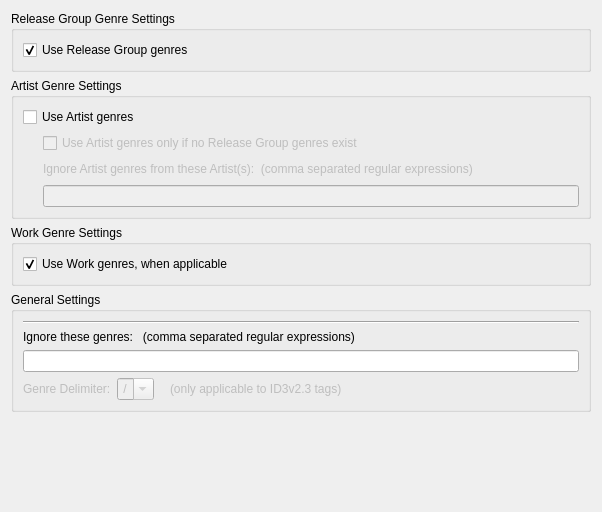
Before: the Qt Designer form plugins/wikidata/options_wikidata.ui in metabrainz/picard-plugins, drawn with Qt 5.
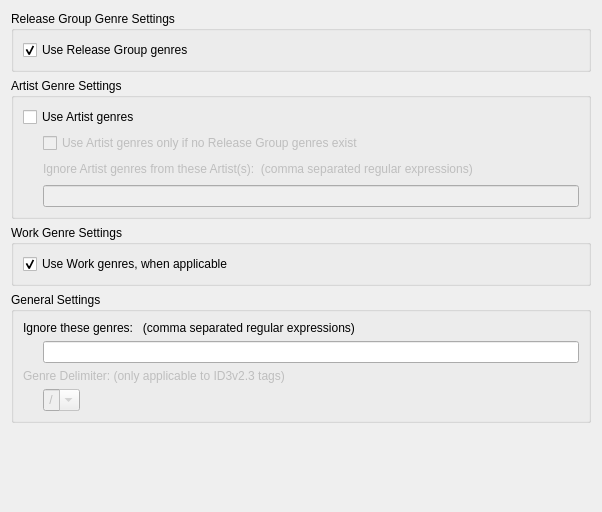
After: the same form once the commit is applied.

Commit message:
change "type" parm to "item_type", check opposite case on id3v23 state during options init, some better QT var names, minor house cleaning
change "type" parm to "item_type",
check opposite case on id3v23 state during options init,
some better QT var names,
minor house cleaning for PEP compliance

Patch:
```diff
--- a/plugins/wikidata/options_wikidata.ui
+++ b/plugins/wikidata/options_wikidata.ui
@@ -235,16 +235,7 @@
      <property name="title">
       <string>General Settings</string>
      </property>
-     <layout class="QVBoxLayout" name="verticalLayout_9">
-      <item>
        <layout class="QVBoxLayout" name="verticalLayout">
-        <item>
-         <widget class="Line" name="line_4">
-          <property name="orientation">
-           <enum>Qt::Horizontal</enum>
-          </property>
-         </widget>
-        </item>
         <item>
          <widget class="QLabel" name="ignore_genres_label">
           <property name="text">
@@ -253,6 +244,24 @@
          </widget>
         </item>
         <item>
+       <layout class="QHBoxLayout" name="hLayout_ignore_these_genres">
+        <item>
+         <spacer name="horizontalSpacer_6">
+          <property name="orientation">
+           <enum>Qt::Horizontal</enum>
+          </property>
+          <property name="sizeType">
+           <enum>QSizePolicy::Fixed</enum>
+          </property>
+          <property name="sizeHint" stdset="0">
+           <size>
+            <width>20</width>
+            <height>20</height>
+           </size>
+          </property>
+         </spacer>
+        </item>
+        <item>
          <widget class="QLineEdit" name="ignore_these_genres">
           <property name="sizePolicy">
            <sizepolicy hsizetype="Expanding" vsizetype="Fixed">
@@ -262,21 +271,21 @@
           </property>
          </widget>
         </item>
-        <item>
-         <layout class="QHBoxLayout" name="horizontalLayout_5">
+       </layout>
+      </item>
           <item>
            <widget class="QLabel" name="genre_delimiter_label">
             <property name="enabled">
              <bool>false</bool>
             </property>
             <property name="sizePolicy">
-             <sizepolicy hsizetype="Minimum" vsizetype="Fixed">
+         <sizepolicy hsizetype="Preferred" vsizetype="Preferred">
               <horstretch>0</horstretch>
               <verstretch>0</verstretch>
              </sizepolicy>
             </property>
             <property name="text">
-             <string>Genre Delimiter:</string>
+         <string>Genre Delimiter: (only applicable to ID3v2.3 tags)</string>
             </property>
             <property name="wordWrap">
              <bool>false</bool>
@@ -284,6 +293,24 @@
            </widget>
           </item>
           <item>
+       <layout class="QHBoxLayout" name="hLayout_genre_delimiter">
+        <item>
+         <spacer name="horizontalSpacer_7">
+          <property name="orientation">
+           <enum>Qt::Horizontal</enum>
+          </property>
+          <property name="sizeType">
+           <enum>QSizePolicy::Fixed</enum>
+          </property>
+          <property name="sizeHint" stdset="0">
+           <size>
+            <width>20</width>
+            <height>17</height>
+           </size>
+          </property>
+         </spacer>
+        </item>
+        <item>
            <widget class="QComboBox" name="genre_delimiter">
             <property name="enabled">
              <bool>false</bool>
@@ -325,33 +352,7 @@
            </widget>
           </item>
           <item>
-           <spacer name="horizontalSpacer">
-            <property name="orientation">
-             <enum>Qt::Horizontal</enum>
-            </property>
-            <property name="sizeType">
-             <enum>QSizePolicy::Maximum</enum>
-            </property>
-            <property name="sizeHint" stdset="0">
-             <size>
-              <width>10</width>
-              <height>20</height>
-             </size>
-            </property>
-           </spacer>
-          </item>
-          <item>
-           <widget class="QLabel" name="genre_delimiter_note">
-            <property name="enabled">
-             <bool>false</bool>
-            </property>
-            <property name="text">
-             <string>(only applicable to ID3v2.3 tags)</string>
-            </property>
-           </widget>
-          </item>
-          <item>
-           <spacer name="horizontalSpacer_5">
+         <spacer name="horizontalSpacer_8">
             <property name="orientation">
              <enum>Qt::Horizontal</enum>
             </property>
@@ -362,8 +363,6 @@
              </size>
             </property>
            </spacer>
-          </item>
-         </layout>
         </item>
        </layout>
       </item>
```
Left out of the diff: 14 changed lines with no effect on the pictures. Lines whose indentation alone changed are shown as unchanged. The commit also changes 2 other files.
